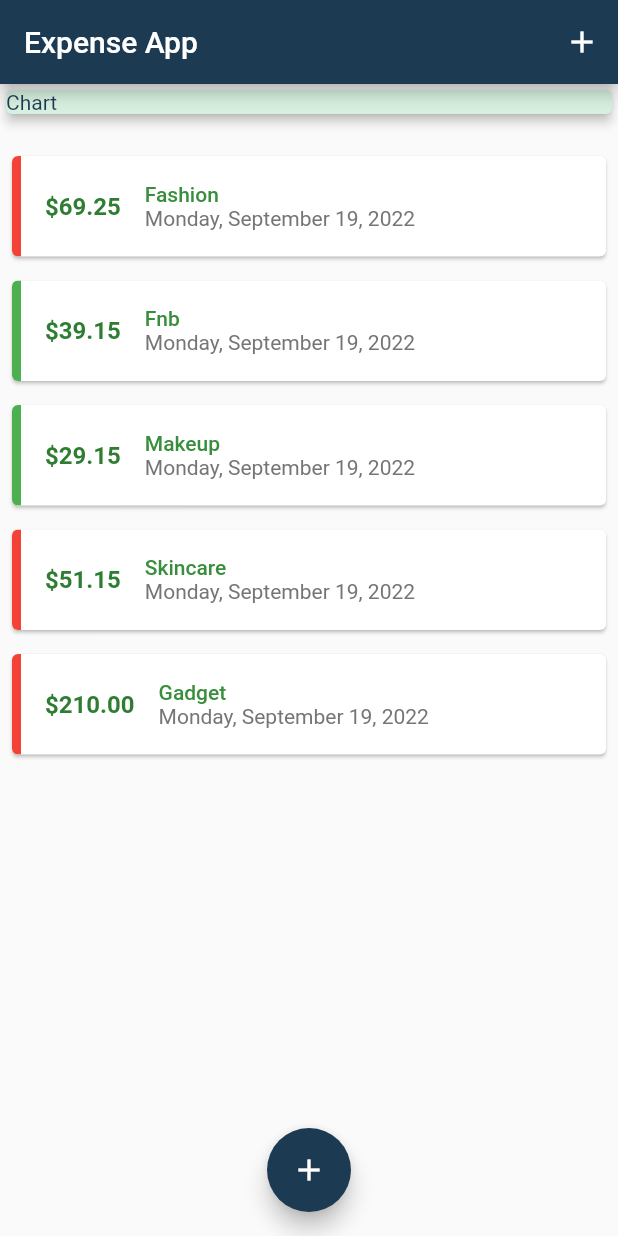
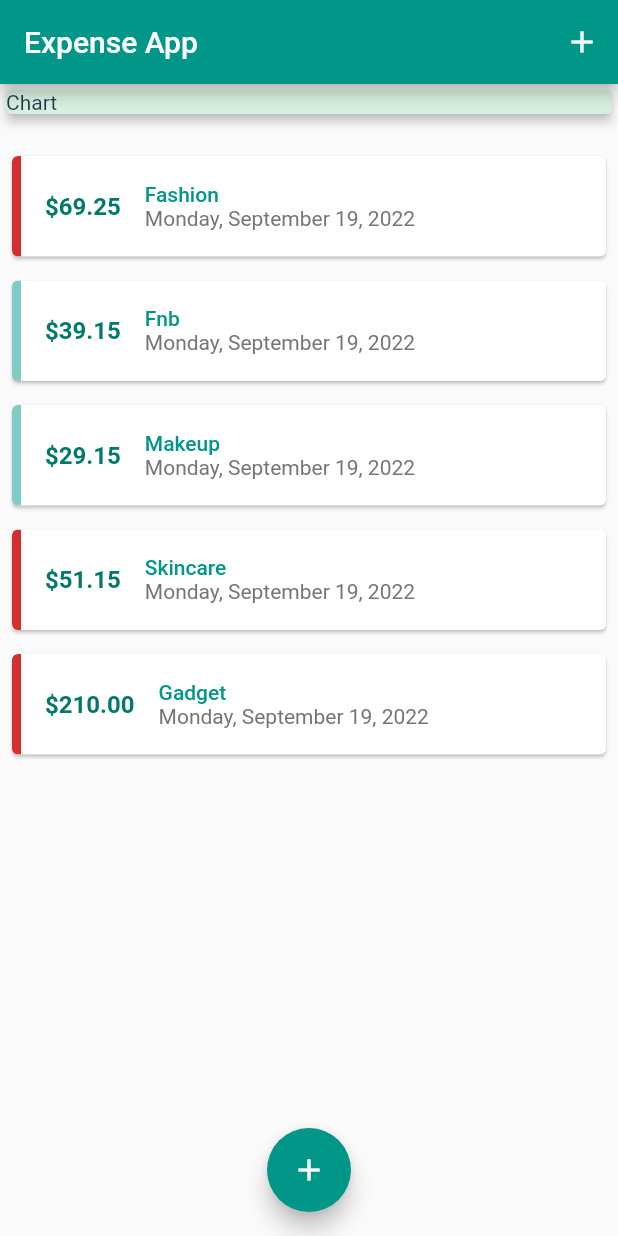
Before and after one commit to agatharejina/flutter_expense_project_exercise, a Flutter app: the screen it shows after launch, on a phone screen of 412 x 824 dp. Run offline on Flutter 3.47's test engine with Material 2 defaults, Android fonts, the phone set to English and light mode, and no system bars.

Commit message:
Create new ThemeData()

```diff
--- a/lib/main.dart
+++ b/lib/main.dart
@@ -10,8 +10,11 @@ class MyApp extends StatelessWidget {
 
   @override
   Widget build(BuildContext context) {
-    return const MaterialApp(
-      title: 'Expense App',
+    return MaterialApp(
+      title: 'Personal Expense',
+      theme: ThemeData(
+        primarySwatch: Colors.teal,
+      ),
       home: MyHomePage(),
     );
   }
@@ -60,7 +63,7 @@ class _MyHomePageState extends State<MyHomePage> {
   PreferredSizeWidget _appBar() {
     return AppBar(
       title: const Text('Expense App'),
-      backgroundColor: const Color(0xff1D3A53),
+      // backgroundColor: const Color(0xff1D3A53),
       actions: [
         IconButton(
             onPressed: () => _startAddNewTransaction(context),
@@ -93,10 +96,7 @@ class _MyHomePageState extends State<MyHomePage> {
   }
 
   Widget _renderFloatingActionBtn() {
-    return FloatingActionButton(
-        onPressed: () {},
-        backgroundColor: const Color(0xff1D3A53),
-        child: const Icon(Icons.add));
+    return FloatingActionButton(onPressed: () {}, child: const Icon(Icons.add));
   }
 
   @override
--- a/lib/widgets/transaction_list.dart
+++ b/lib/widgets/transaction_list.dart
@@ -8,7 +8,7 @@ class TransactionList extends StatelessWidget {
   final List<Transaction> transactions;
   const TransactionList({required this.transactions, super.key});
 
-  Widget _renderAmount(double amount) {
+  Widget _renderAmount(ctx, double amount) {
     return Container(
         padding: const EdgeInsets.all(8),
         child: Text(
@@ -16,11 +16,11 @@ class TransactionList extends StatelessWidget {
           style: TextStyle(
               fontWeight: FontWeight.w700,
               fontSize: 16,
-              color: Colors.green.shade800),
+              color: Theme.of(ctx).primaryColorDark),
         ));
   }
 
-  Widget _renderTitle(String title, DateTime date) {
+  Widget _renderTitle(BuildContext ctx, String title, DateTime date) {
     return Padding(
       padding: const EdgeInsets.fromLTRB(8.0, 0, 0, 0),
       child: Column(
@@ -29,7 +29,7 @@ class TransactionList extends StatelessWidget {
           Text(
             title.toCapitalized(),
             style: TextStyle(
-              color: Colors.green.shade700,
+              color: Theme.of(ctx).primaryColor,
               fontSize: 14,
               fontWeight: FontWeight.w500,
             ),
@@ -61,16 +61,16 @@ class TransactionList extends StatelessWidget {
                         border: Border(
                             left: BorderSide(
                                 color: transactions[index].amount > 40
-                                    ? Colors.red.shade500
-                                    : Colors.green.shade500,
+                                    ? Theme.of(context).errorColor
+                                    : Theme.of(context).backgroundColor,
                                 width: 6.0))),
                     child: Padding(
                       padding: const EdgeInsets.symmetric(
                           vertical: 16.0, horizontal: 8.0),
                       child: Row(
                         children: <Widget>[
-                          _renderAmount(transactions[index].amount),
-                          _renderTitle(transactions[index].title,
+                          _renderAmount(context, transactions[index].amount),
+                          _renderTitle(context, transactions[index].title,
                               transactions[index].date)
                         ],
                       ),
```
